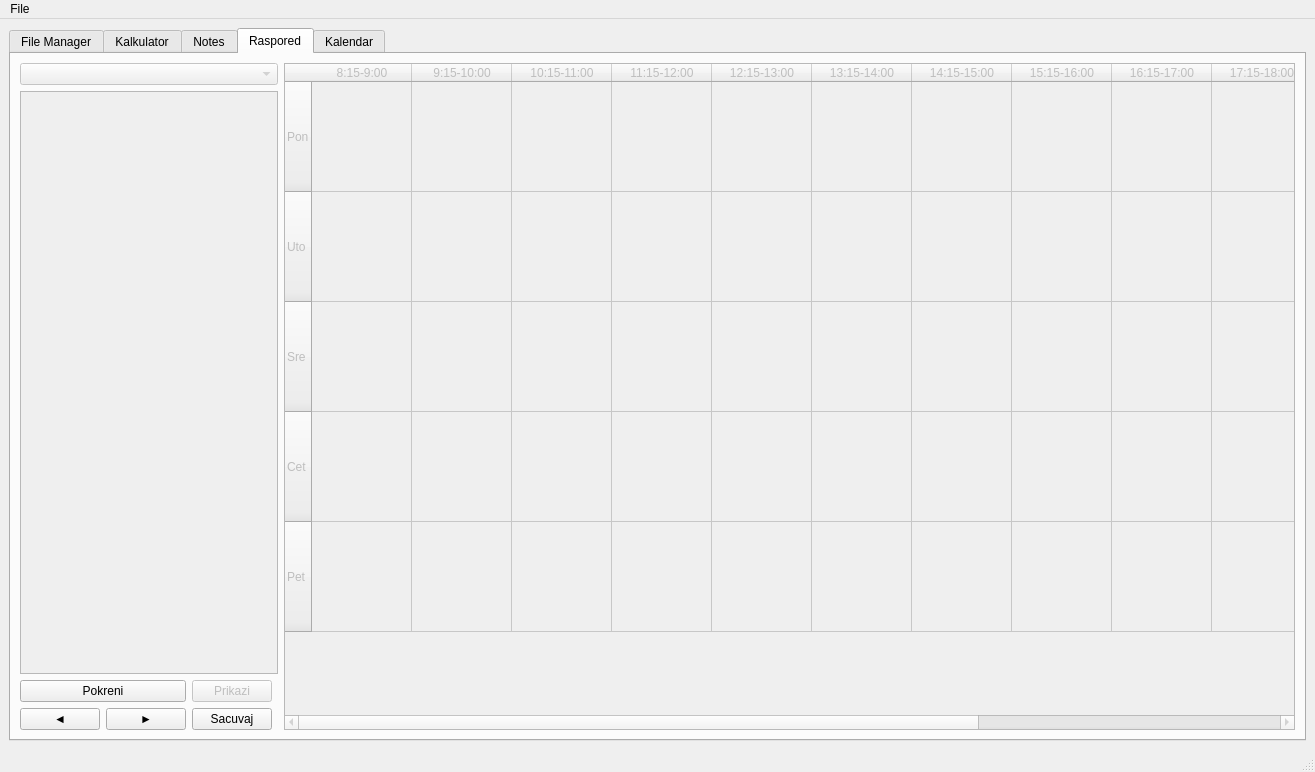
Before: the Qt Designer form matfHub/mainwindow.ui in milalukic/matfHub, drawn with Qt 5.
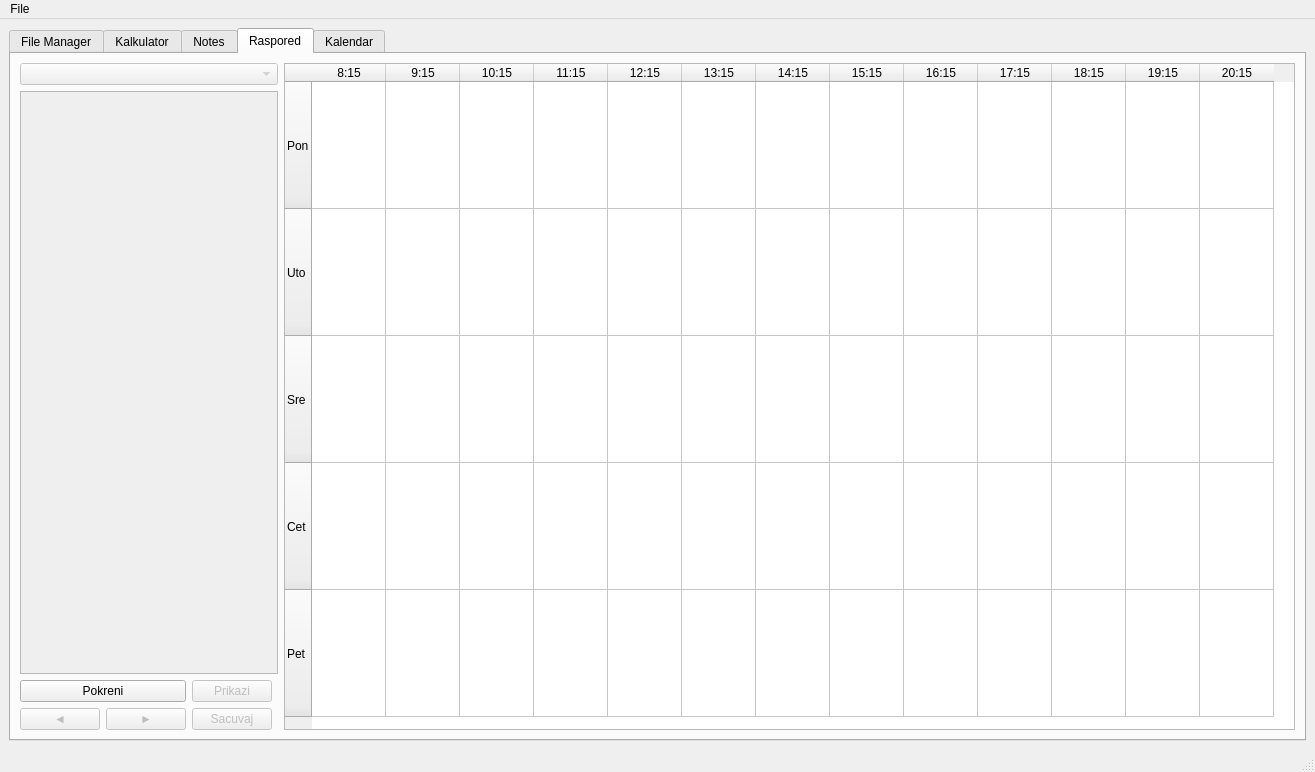
After: the same form once the commit is applied. Icons and pictures are not drawn.

Commit message: Dodate ~pastel~ boje za svaki predmet koje se racunaju dinamickigit status !

Diff of the .ui file:
```diff
--- a/matfHub/mainwindow.ui
+++ b/matfHub/mainwindow.ui
@@ -2403,10 +2403,13 @@
           <item>
            <widget class="QTableWidget" name="scheduleTable">
             <property name="enabled">
-             <bool>false</bool>
+             <bool>true</bool>
             </property>
+            <attribute name="horizontalHeaderDefaultSectionSize">
+             <number>74</number>
+            </attribute>
             <attribute name="verticalHeaderDefaultSectionSize">
-             <number>110</number>
+             <number>127</number>
             </attribute>
             <row>
              <property name="text">
@@ -2435,70 +2438,73 @@
             </row>
             <column>
              <property name="text">
-              <string>8:15-9:00</string>
+              <string>8:15</string>
              </property>
             </column>
             <column>
              <property name="text">
-              <string>9:15-10:00</string>
+              <string>9:15</string>
              </property>
             </column>
             <column>
              <property name="text">
-              <string>10:15-11:00</string>
+              <string>10:15</string>
              </property>
             </column>
             <column>
              <property name="text">
-              <string>11:15-12:00</string>
+              <string>11:15</string>
              </property>
             </column>
             <column>
              <property name="text">
-              <string>12:15-13:00</string>
+              <string>12:15</string>
              </property>
             </column>
             <column>
              <property name="text">
-              <string>13:15-14:00</string>
+              <string>13:15</string>
              </property>
             </column>
             <column>
              <property name="text">
-              <string>14:15-15:00</string>
+              <string>14:15</string>
              </property>
             </column>
             <column>
              <property name="text">
-              <string>15:15-16:00</string>
+              <string>15:15</string>
              </property>
             </column>
             <column>
              <property name="text">
-              <string>16:15-17:00</string>
+              <string>16:15</string>
              </property>
             </column>
             <column>
              <property name="text">
-              <string>17:15-18:00</string>
+              <string>17:15</string>
              </property>
             </column>
             <column>
              <property name="text">
-              <string>18:15-19:00</string>
+              <string>18:15</string>
              </property>
             </column>
             <column>
              <property name="text">
-              <string>19:15-20:00</string>
+              <string>19:15</string>
              </property>
             </column>
             <column>
              <property name="text">
-              <string>20:15-21:00</string>
+              <string>20:15</string>
              </property>
             </column>
             <item row="3" column="1">
+             <property name="text">
+              <string/>
+             </property>
              <property name="flags">
               <set>ItemIsSelectable|ItemIsDragEnabled|ItemIsDropEnabled|ItemIsUserCheckable|ItemIsEnabled</set>
              </property>
@@ -2509,6 +2515,9 @@
         </item>
         <item row="4" column="1">
          <widget class="QPushButton" name="SacuvajButton">
+          <property name="enabled">
+           <bool>false</bool>
+          </property>
           <property name="text">
            <string>Sacuvaj</string>
           </property>
@@ -2521,6 +2530,9 @@
           </property>
           <item>
            <widget class="QPushButton" name="prethodniButton">
+            <property name="enabled">
+             <bool>false</bool>
+            </property>
             <property name="text">
              <string>◄</string>
             </property>
@@ -2528,6 +2540,9 @@
           </item>
           <item>
            <widget class="QPushButton" name="sledeciButton">
+            <property name="enabled">
+             <bool>false</bool>
+            </property>
             <property name="text">
              <string>►</string>
             </property>
```
The commit also changes 2 other files.
